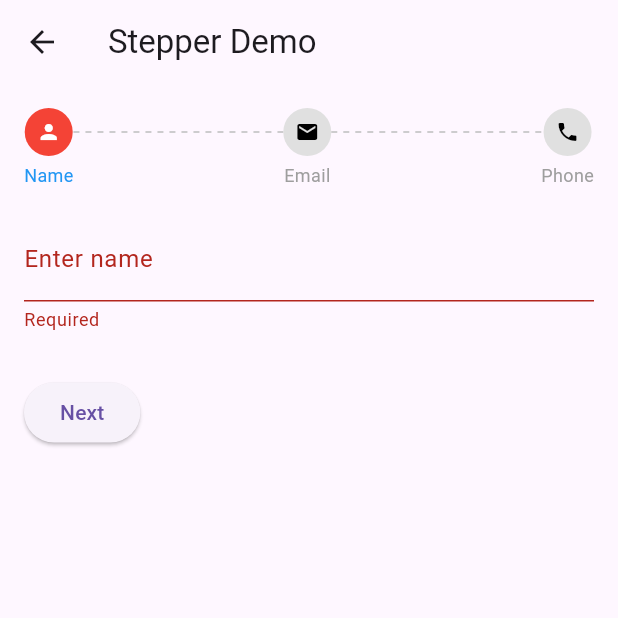
After one commit to Vignesh-Selvaraj-1999/POC_Mock_Application, a Flutter app: the StepperDemoPage screen opened by its route, after a tap on "Next", on a phone screen of 412 x 824 dp, the top half of it. The commit adds this screen. Run offline on Flutter 3.47's test engine with Material 3 defaults, Android fonts, the light colour scheme and no system bars; our stand-ins replace table_calendar.

Commit message:
updated with floatingActionButton and stepper

```diff
--- /dev/null
+++ b/lib/components/stepper/custom_stepper.dart
@@ -0,0 +1,190 @@
+import 'package:flutter/material.dart';
+import 'step_data.dart';
+import 'dotted_line_painter.dart';
+
+class CustomStepper extends StatefulWidget {
+  final List<StepData> steps;
+  final VoidCallback onCompleted;
+  final Color activeColor;
+  final Color completedColor;
+  final Color errorColor;
+
+  const CustomStepper({
+    super.key,
+    required this.steps,
+    required this.onCompleted,
+    this.activeColor = Colors.blue,
+    this.completedColor = Colors.green,
+    this.errorColor = Colors.red,
+  });
+
+  @override
+  State<CustomStepper> createState() => _CustomStepperState();
+}
+
+class _CustomStepperState extends State<CustomStepper> {
+  int _currentStep = 0;
+  final Set<int> _errorSteps = {};
+
+  void _nextStep() {
+    final formKey = widget.steps[_currentStep].formKey;
+    if (formKey.currentState?.validate() ?? false) {
+      setState(() {
+        _errorSteps.remove(_currentStep);
+        if (_currentStep < widget.steps.length - 1) {
+          _currentStep++;
+        } else {
+          widget.onCompleted();
+        }
+      });
+    } else {
+      setState(() {
+        _errorSteps.add(_currentStep);
+      });
+    }
+  }
+
+  void _previousStep() {
+    if (_currentStep > 0) {
+      setState(() {
+        _currentStep--;
+      });
+    }
+  }
+
+  void _onStepTapped(int index) {
+    if (index <= _currentStep) {
+      setState(() => _currentStep = index);
+    }
+  }
+
+  @override
+  Widget build(BuildContext context) {
+    final step = widget.steps[_currentStep];
+
+    return Column(
+      children: [
+        _StepperHeader(
+          steps: widget.steps,
+          currentStep: _currentStep,
+          onStepTapped: _onStepTapped,
+          completedColor: widget.completedColor,
+          activeColor: widget.activeColor,
+          errorColor: widget.errorColor,
+          errorSteps: _errorSteps,
+        ),
+        const SizedBox(height: 20),
+        AnimatedSwitcher(
+          duration: const Duration(milliseconds: 300),
+          child: Form(
+            key: step.formKey,
+            child: step.content,
+          ),
+        ),
+        const SizedBox(height: 30),
+        Row(
+          mainAxisAlignment: MainAxisAlignment.spaceBetween,
+          children: [
+            if (_currentStep > 0)
+              ElevatedButton(
+                onPressed: _previousStep,
+                child: const Text("Back"),
+              ),
+            ElevatedButton(
+              onPressed: _nextStep,
+              child: Text(_currentStep == widget.steps.length - 1 ? "Finish" : "Next"),
+            ),
+          ],
+        ),
+      ],
+    );
+  }
+}
+
+class _StepperHeader extends StatelessWidget {
+  final List<StepData> steps;
+  final int currentStep;
+  final void Function(int) onStepTapped;
+  final Set<int> errorSteps;
+  final Color activeColor;
+  final Color completedColor;
+  final Color errorColor;
+
+  const _StepperHeader({
+    required this.steps,
+    required this.currentStep,
+    required this.onStepTapped,
+    required this.completedColor,
+    required this.activeColor,
+    required this.errorColor,
+    required this.errorSteps,
+  });
+
+  @override
+  Widget build(BuildContext context) {
+    return Row(
+      crossAxisAlignment: CrossAxisAlignment.start,
+      children: List.generate(steps.length * 2 - 1, (index) {
+        if (index.isOdd) {
+          return Expanded(
+            child: Padding(
+              padding: const EdgeInsets.only(top: 16),
+              child: CustomPaint(
+                size: const Size(double.infinity, 2),
+                painter: DottedLinePainter(
+                  color: Colors.grey.shade400,
+                ),
+              ),
+            ),
+          );
+        } else {
+          final stepIndex = index ~/ 2;
+          final step = steps[stepIndex];
+          final isActive = stepIndex == currentStep;
+          final isCompleted = stepIndex < currentStep;
+          final isError = errorSteps.contains(stepIndex);
+
+          final bgColor = isError
+              ? errorColor
+              : isCompleted
+              ? completedColor
+              : isActive
+              ? activeColor
+              : Colors.grey.shade300;
+
+          final fgColor = (isCompleted || isActive || isError)
+              ? Colors.white
+              : Colors.black;
+
+          return GestureDetector(
+            onTap: () => onStepTapped(stepIndex),
+            child: Column(
+              children: [
+                CircleAvatar(
+                  radius: 16,
+                  backgroundColor: bgColor,
+                  child: step.icon != null
+                      ? Icon(step.icon, size: 16, color: fgColor)
+                      : Text('${stepIndex + 1}',
+                      style: TextStyle(
+                        fontSize: 14,
+                        color: fgColor,
+                        fontWeight: FontWeight.bold,
+                      )),
+                ),
+                const SizedBox(height: 4),
+                Text(
+                  step.title,
+                  style: TextStyle(
+                    fontSize: 12,
+                    color: isActive ? activeColor : Colors.grey,
+                  ),
+                ),
+              ],
+            ),
+          );
+        }
+      }),
+    );
+  }
+}
--- /dev/null
+++ b/lib/components/stepper/dotted_line_painter.dart
@@ -0,0 +1,24 @@
+import 'package:flutter/material.dart';
+
+class DottedLinePainter extends CustomPainter {
+  final Color color;
+  DottedLinePainter({this.color = Colors.grey});
+
+  @override
+  void paint(Canvas canvas, Size size) {
+    const double dashWidth = 4;
+    const double dashSpace = 4;
+    double startX = 0;
+    final paint = Paint()
+      ..color = color
+      ..strokeWidth = 1;
+
+    while (startX < size.width) {
+      canvas.drawLine(Offset(startX, 0), Offset(startX + dashWidth, 0), paint);
+      startX += dashWidth + dashSpace;
+    }
+  }
+
+  @override
+  bool shouldRepaint(CustomPainter oldDelegate) => false;
+}
--- /dev/null
+++ b/lib/components/stepper/step_data.dart
@@ -0,0 +1,15 @@
+import 'package:flutter/material.dart';
+
+class StepData {
+  final String title;
+  final Widget content;
+  final GlobalKey<FormState> formKey;
+  final IconData? icon;
+
+  StepData({
+    required this.title,
+    required this.content,
+    required this.formKey,
+    this.icon,
+  });
+}
--- a/lib/main.dart
+++ b/lib/main.dart
@@ -2,6 +2,8 @@ import 'package:flutter/material.dart';
 import 'package:listview_mock_application/pages/ButtonDemoScreen.dart';
 import 'package:listview_mock_application/pages/EventCalendarScreen.dart';
 import 'package:listview_mock_application/pages/InputFieldDemoPage.dart';
+import 'package:listview_mock_application/pages/floatingButton_page.dart';
+import 'package:listview_mock_application/pages/stepper_demo_page.dart';
 import 'pages/first_screen.dart';
 import 'pages/dropdown_test_screen.dart';
 
@@ -23,6 +25,8 @@ class MyApp extends StatelessWidget {
         '/button' : (_) => const ButtonDemoScreen(),
         "/event_calendar": (_) => const CalendarEventScreen(),
         "/input_field_demo": (_) => const InputFieldDemoPage(),
+        "/stepper_demo": (_) => StepperDemoPage(),
+        "/floating_button": (_) => const FloatingButtonPage(),
       },
     );
   }
--- a/lib/pages/InputFieldDemoPage.dart
+++ b/lib/pages/InputFieldDemoPage.dart
@@ -8,6 +8,9 @@ class InputFieldDemoPage extends StatelessWidget {
   @override
   Widget build(BuildContext context) {
     final TextEditingController nameController = TextEditingController();
+    final TextEditingController emailController = TextEditingController();
+    final TextEditingController phoneController = TextEditingController();
+
     final GlobalKey<FormState> formKey = GlobalKey<FormState>();
 
     return Scaffold(
@@ -18,9 +21,10 @@ class InputFieldDemoPage extends StatelessWidget {
         padding: const EdgeInsets.all(16.0),
         child: Form(
           key: formKey,
+          child: SingleChildScrollView(
             child: Column(
               children: [
-              // 🟡 Outlined Input Field
+                // 🟡 Name Field
                 InputField(
                   config: InputFieldConfig(
                     controller: nameController,
@@ -42,18 +46,38 @@ class InputFieldDemoPage extends StatelessWidget {
                 ),
                 const SizedBox(height: 24),
 
-              // 🔵 Primary Input Field
+                // 🔵 Email Field
                 InputField(
                   config: InputFieldConfig(
+                    controller: emailController,
                     hint: "Enter your email",
                     label: "Email",
                     variant: InputFieldVariant.primary,
-                  controller: TextEditingController(),
                     keyboardType: TextInputType.emailAddress,
                     suffixIcon: const Icon(Icons.mail_outline),
                     validator: (value) {
                       if (value == null || !value.contains('@')) {
                         return "Enter a valid email";
+                      }
+                      return null;
+                    },
+                  ),
+                ),
+                const SizedBox(height: 24),
+
+                // ☎️ Phone Number Field
+                InputField(
+                  config: InputFieldConfig(
+                    controller: phoneController,
+                    hint: "Enter your phone number",
+                    label: "Phone Number",
+                    variant: InputFieldVariant.outlined,
+                    keyboardType: TextInputType.phone,
+                    prefixIcon: const Icon(Icons.phone),
+                    maxLength: 10,
+                    validator: (value) {
+                      if (value == null || value.trim().length != 10) {
+                        return "Enter a valid 10-digit phone number";
                       }
                       return null;
                     },
@@ -66,8 +90,13 @@ class InputFieldDemoPage extends StatelessWidget {
                   onPressed: () {
                     if (formKey.currentState!.validate()) {
                       final name = nameController.text.trim();
+                      final email = emailController.text.trim();
+                      final phone = phoneController.text.trim();
+
                       ScaffoldMessenger.of(context).showSnackBar(
-                      SnackBar(content: Text("Form valid. Name: $name")),
+                        SnackBar(
+                          content: Text("Submitted: $name, $email, $phone"),
+                        ),
                       );
                     }
                   },
@@ -77,6 +106,7 @@ class InputFieldDemoPage extends StatelessWidget {
             ),
           ),
         ),
+      ),
     );
   }
 }
--- a/lib/pages/first_screen.dart
+++ b/lib/pages/first_screen.dart
@@ -30,6 +30,16 @@ class FirstScreen extends StatelessWidget {
               child: const Text('Open input field demo page'),
               onPressed: () => Navigator.pushNamed(context, '/input_field_demo'),
             ),
+            const SizedBox(height: 16),
+            ElevatedButton(
+              child: const Text('Open stepper demo page'),
+              onPressed: () => Navigator.pushNamed(context, '/stepper_demo'),
+            ),
+            const SizedBox(height: 16),
+            ElevatedButton(
+              child: const Text('Open floating button page'),
+              onPressed: () => Navigator.pushNamed(context, '/floating_button'),
+            ),
           ],
         ),
       ),
--- /dev/null
+++ b/lib/pages/stepper_demo_page.dart
@@ -0,0 +1,52 @@
+import 'package:flutter/material.dart';
+import '../components/stepper/custom_stepper.dart';
+import '../components/stepper/step_data.dart';
+
+class StepperDemoPage extends StatelessWidget {
+  StepperDemoPage({super.key});
+
+  @override
+  Widget build(BuildContext context) {
+
+    return Scaffold(
+      appBar: AppBar(title: const Text("Stepper Demo")),
+      body: Padding(
+        padding: const EdgeInsets.all(16.0),
+        child: CustomStepper(
+          steps: [
+            StepData(
+              title: "Name",
+              icon: Icons.person,
+              formKey: GlobalKey<FormState>(),
+              content: TextFormField(
+                decoration: const InputDecoration(labelText: "Enter name"),
+                validator: (v) => v == null || v.isEmpty ? "Required" : null,
+              ),
+            ),
+            StepData(
+              title: "Email",
+              icon: Icons.email,
+              formKey: GlobalKey<FormState>(),
+              content: TextFormField(
+                decoration: const InputDecoration(labelText: "Enter email"),
+                validator: (v) => v != null && v.contains("@") ? null : "Invalid email",
+              ),
+            ),
+            StepData(
+              title: "Phone",
+              icon: Icons.phone,
+              formKey: GlobalKey<FormState>(),
+              content: TextFormField(
+                decoration: const InputDecoration(labelText: "Enter phone"),
+                validator: (v) => v != null && v.length >= 10 ? null : "Invalid phone",
+              ),
+            ),
+          ],
+          onCompleted: () {
+            print("🎉 All steps completed!");
+          },
+        ),
+      ),
+    );
+  }
+}
```
Also changed, not shown: lib/components/floatingactionset/expandable_fab.dart (added, +94 -0 lines), lib/pages/floatingButton_page.dart (added, +33 -0 lines). Lines whose indentation alone changed are shown as unchanged.
